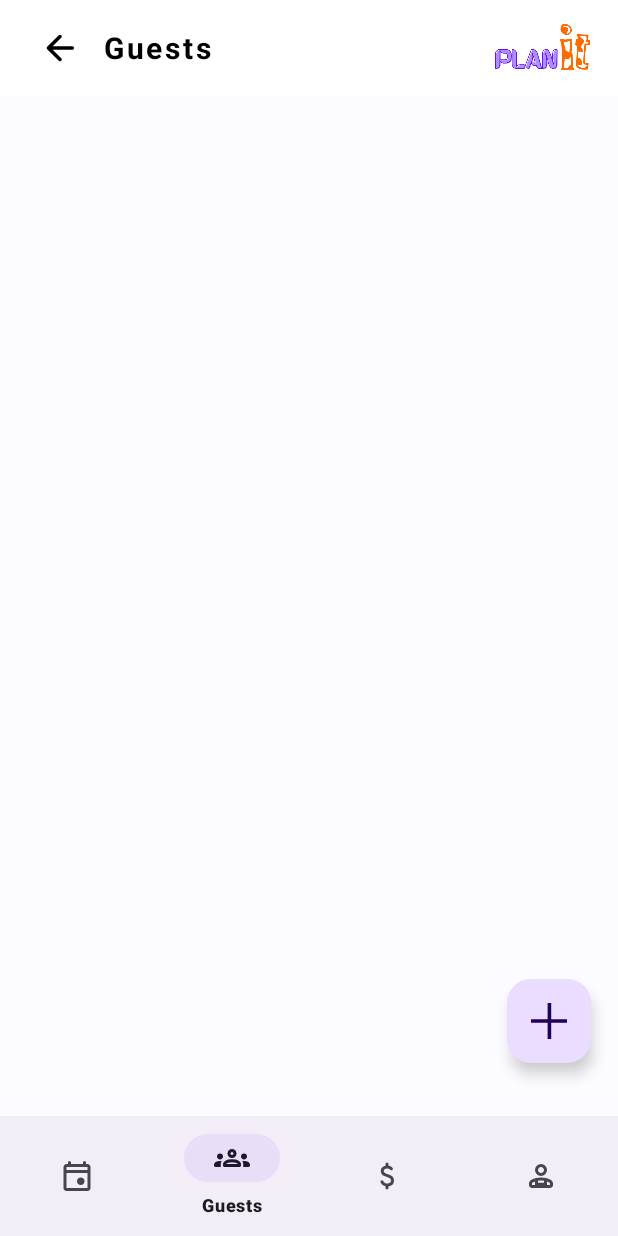
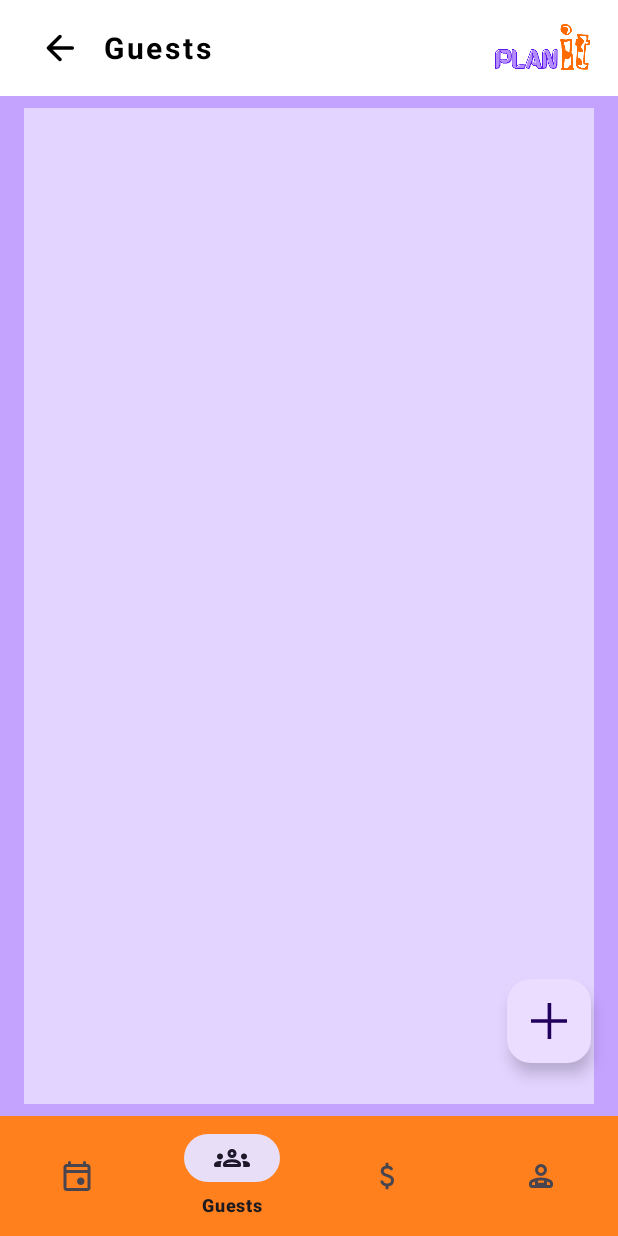
Before and after one commit to Omkar-109/Event_Manager_APP, an Android app: the GuestsActivity screen opened directly, with no data from a screen before it, on a phone screen of 412 x 824 dp. Run offline under Robolectric (Android 15) with nearby library versions, the light colour scheme and no system bars; 1 statement that could not run was skipped.

Commit message:
new changes

```diff
--- a/app/build.gradle.kts
+++ b/app/build.gradle.kts
@@ -42,6 +42,7 @@ dependencies {
     implementation("androidx.navigation:navigation-fragment:2.8.0")
     implementation("androidx.navigation:navigation-ui:2.8.0")
     implementation("com.google.android.material:material:1.12.0")
+    implementation("androidx.activity:activity:1.9.3")
     testImplementation("junit:junit:4.13.2")
     androidTestImplementation("androidx.test.ext:junit:1.2.1")
     androidTestImplementation("androidx.test.espresso:espresso-core:3.6.1")
--- a/app/src/main/AndroidManifest.xml
+++ b/app/src/main/AndroidManifest.xml
@@ -12,6 +12,12 @@
         android:supportsRtl="true"
         android:theme="@style/Theme.AllNewOwnEvent"
         tools:targetApi="31">
+        <activity
+            android:name=".VendorListItemAdapter"
+            android:exported="false" />
+        <activity
+            android:name=".GuestListItemAdapter"
+            android:exported="false" />
         <activity
             android:name=".EventBudgetDetailActivity"
             android:exported="false" />
--- a/app/src/main/java/com/examples/planit/EventsActivity.java
+++ b/app/src/main/java/com/examples/planit/EventsActivity.java
@@ -43,7 +43,7 @@ public class EventsActivity extends AppCompatActivity {
 
         BottomNavigationView bottomNavigationView = findViewById(R.id.bottom_navigation);
         ImageButton backToHome = findViewById(R.id.backToHome);
-        ListView listView = findViewById(R.id.listView);
+        ListView listView = findViewById(R.id.listViewGuest);
         eventArrayList = dbManager.getAllEvents();
         eventListItemAdapter = new EventListItemAdapter(this, eventArrayList);
         listView.setAdapter(eventListItemAdapter);
--- a/app/src/main/java/com/examples/planit/GuestsActivity.java
+++ b/app/src/main/java/com/examples/planit/GuestsActivity.java
@@ -1,6 +1,7 @@
 package com.examples.planit;
 
-import android.app.AlertDialog;
+import static com.examples.planit.internals.RSVPStatus.PENDING;
+
 import android.content.Intent;
 import android.os.Bundle;
 import android.view.LayoutInflater;
@@ -10,13 +11,16 @@ import android.widget.ArrayAdapter;
 import android.widget.Button;
 import android.widget.EditText;
 import android.widget.ImageButton;
+import android.widget.ListView;
 import android.widget.Spinner;
 import android.widget.Toast;
-
+import androidx.appcompat.app.AlertDialog;
 import androidx.appcompat.app.AppCompatActivity;
 
+import com.examples.planit.internals.Guest;
 import com.google.android.material.bottomnavigation.BottomNavigationView;
 import com.google.android.material.floatingactionbutton.FloatingActionButton;
+import java.util.ArrayList;
 
 import org.jetbrains.annotations.NotNull;
 
@@ -26,12 +30,24 @@ public class GuestsActivity extends AppCompatActivity {
     FloatingActionButton floatBtnGuest;
     BottomNavigationView bottomNavigationView;
     ImageButton backToHome;
-    private String[] eventNames = {"Event 1", "Event 2", "Event 3"}; //put actual database values here
+    ArrayList<Guest> guestArrayList;
+    GuestListItemAdapter guestListItemAdapter;
+    ArrayList<String> eventNames;
+    DBManager dbManager;
+
+    // Retrieve event names from the database
 
     @Override
     protected void onCreate(Bundle savedInstanceState) {
         super.onCreate(savedInstanceState);
         setContentView(R.layout.activity_guests);
+
+        dbManager = new DBManager(getApplicationContext());
+        guestArrayList = dbManager.getAllGuests();
+        guestListItemAdapter = new GuestListItemAdapter(this, guestArrayList);
+        eventNames = dbManager.getAllEventNames();
+        ListView listView = findViewById(R.id.listViewGuest);
+        listView.setAdapter(guestListItemAdapter);
 
         floatBtnGuest = findViewById(R.id.floatingGuest);
 
@@ -94,14 +110,17 @@ public class GuestsActivity extends AppCompatActivity {
         createGuestButton.setOnClickListener(new View.OnClickListener() {
             @Override
             public void onClick(View v) {
-                // Validation logic here
-                if (guestName.getText().toString().trim().isEmpty() ||
-                        phoneNumber.getText().toString().trim().isEmpty() ||
-                        email.getText().toString().trim().isEmpty()) {
+                String selectedEvent = eventSpinner.getSelectedItem().toString();
+                String name = guestName.getText().toString().trim();
+                String emailStr = email.getText().toString().trim();
+                String phone = phoneNumber.getText().toString().trim();
 
+                // Validation logic
+                if (name.isEmpty() || emailStr.isEmpty() || phone.isEmpty()) {
                     Toast.makeText(GuestsActivity.this, "Please fill all fields", Toast.LENGTH_SHORT).show();
                 } else {
-                    // Logic to add guest
+                    // Logic to add guest to database
+                    addGuest(selectedEvent, name, emailStr, phone);
                     dialog.dismiss();
                 }
             }
@@ -109,4 +128,17 @@ public class GuestsActivity extends AppCompatActivity {
 
         dialog.show();
     }
+    private void addGuest(String event, String name, String email, String phone) {
+        Guest newGuest = new Guest(name, email, phone, PENDING);
+        boolean result = dbManager.addGuest(newGuest);
+
+        if (result) {
+            // Successfully added the guest, refresh the list
+            guestArrayList.add(newGuest);
+            guestListItemAdapter.notifyDataSetChanged();
+            Toast.makeText(this, "Guest added successfully", Toast.LENGTH_SHORT).show();
+        } else {
+            Toast.makeText(this, "Failed to add guest", Toast.LENGTH_SHORT).show();
+        }
+    }
 }
--- /dev/null
+++ b/app/src/main/res/drawable/list_back.xml
@@ -0,0 +1,5 @@
+<?xml version="1.0" encoding="utf-8"?>
+<shape xmlns:android="http://schemas.android.com/apk/res/android">
+    <solid android:color="#D3BDFF" />
+    <corners android:radius="30dp" />
+</shape>
--- a/app/src/main/res/layout/activity_events.xml
+++ b/app/src/main/res/layout/activity_events.xml
@@ -63,7 +63,7 @@
     </com.google.android.material.appbar.AppBarLayout>
 
     <ListView
-        android:id="@+id/listView"
+        android:id="@+id/listViewGuest"
         android:layout_width="match_parent"
         android:layout_height="0dp"
         android:background="#FCFBFF"
--- a/app/src/main/res/layout/activity_guests.xml
+++ b/app/src/main/res/layout/activity_guests.xml
@@ -4,7 +4,7 @@
     xmlns:tools="http://schemas.android.com/tools"
     android:layout_width="match_parent"
     android:layout_height="match_parent"
-    android:background="#FCFBFF"
+    android:background="@color/light_violet"
     tools:context=".GuestsActivity">
 
     <com.google.android.material.appbar.AppBarLayout
@@ -63,6 +63,7 @@
         android:id="@+id/bottom_navigation"
         android:layout_width="match_parent"
         android:layout_height="wrap_content"
+        android:background="@color/bottom_orange"
         app:layout_constraintBottom_toBottomOf="parent"
         app:layout_constraintEnd_toEndOf="parent"
         app:layout_constraintStart_toStartOf="parent"
@@ -81,4 +82,18 @@
         app:layout_constraintTop_toTopOf="parent"
         app:layout_constraintVertical_bias="0.85"
         app:srcCompat="@drawable/plus" />
+
+    <ListView
+        android:id="@+id/listViewGuest"
+        android:layout_width="0dp"
+        android:layout_height="0dp"
+        android:layout_marginStart="16dp"
+        android:layout_marginTop="8dp"
+        android:layout_marginEnd="16dp"
+        android:layout_marginBottom="8dp"
+        android:background="#E2D3FF"
+        app:layout_constraintBottom_toTopOf="@+id/bottom_navigation"
+        app:layout_constraintEnd_toEndOf="parent"
+        app:layout_constraintStart_toStartOf="parent"
+        app:layout_constraintTop_toBottomOf="@+id/appBarLayout3" />
 </androidx.constraintlayout.widget.ConstraintLayout>
--- a/app/src/main/res/values/colors.xml
+++ b/app/src/main/res/values/colors.xml
@@ -3,4 +3,6 @@
     <color name="black">#FF000000</color>
     <color name="white">#FFFFFFFF</color>
     <color name="yellow">#FFEE58</color>
+    <color name="light_violet">#C4A3FF</color>
+    <color name="bottom_orange">#FF801D</color>
 </resources>
```
Also changed, not shown: app/src/main/java/com/examples/planit/GuestListItemAdapter.java (added, +40 -0 lines), app/src/main/java/com/examples/planit/VendorListItemAdapter.java (added, +40 -0 lines), app/src/main/java/com/examples/planit/VendorsActivity.java (+36 -6 lines), app/src/main/res/layout/activity_guest_list_item_adapter.xml (added, +34 -0 lines), app/src/main/res/layout/activity_vendor_list_item_adapter.xml (added, +35 -0 lines), app/src/main/res/layout/activity_vendors.xml (+13 -0 lines), app/src/main/res/layout/dialog_add_guest.xml (+28 -20 lines).
